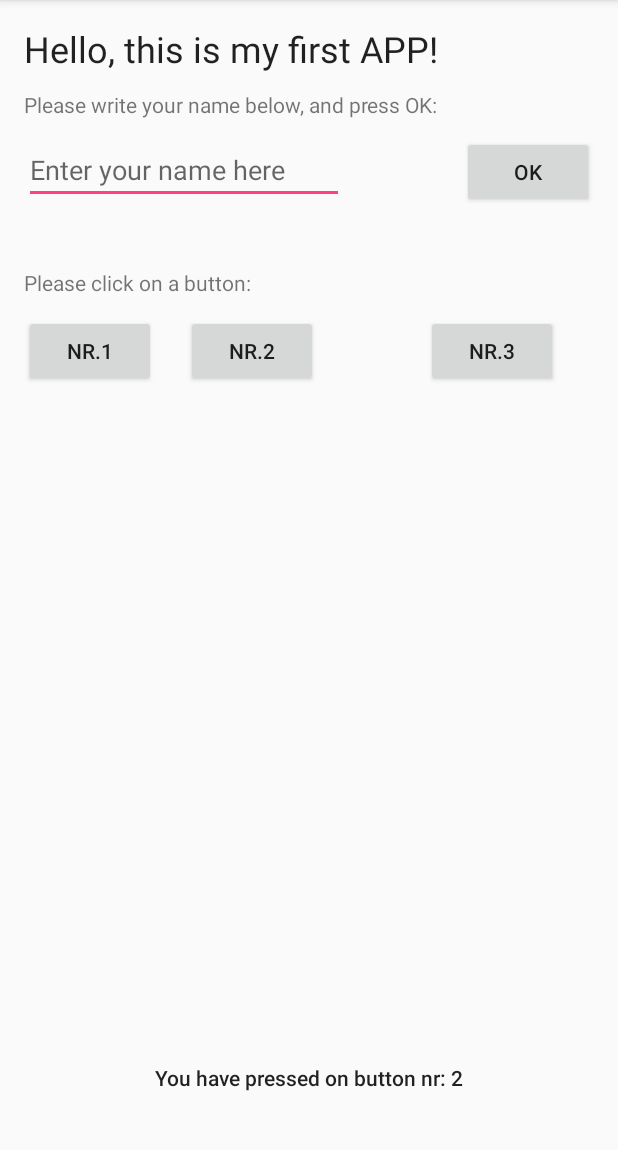
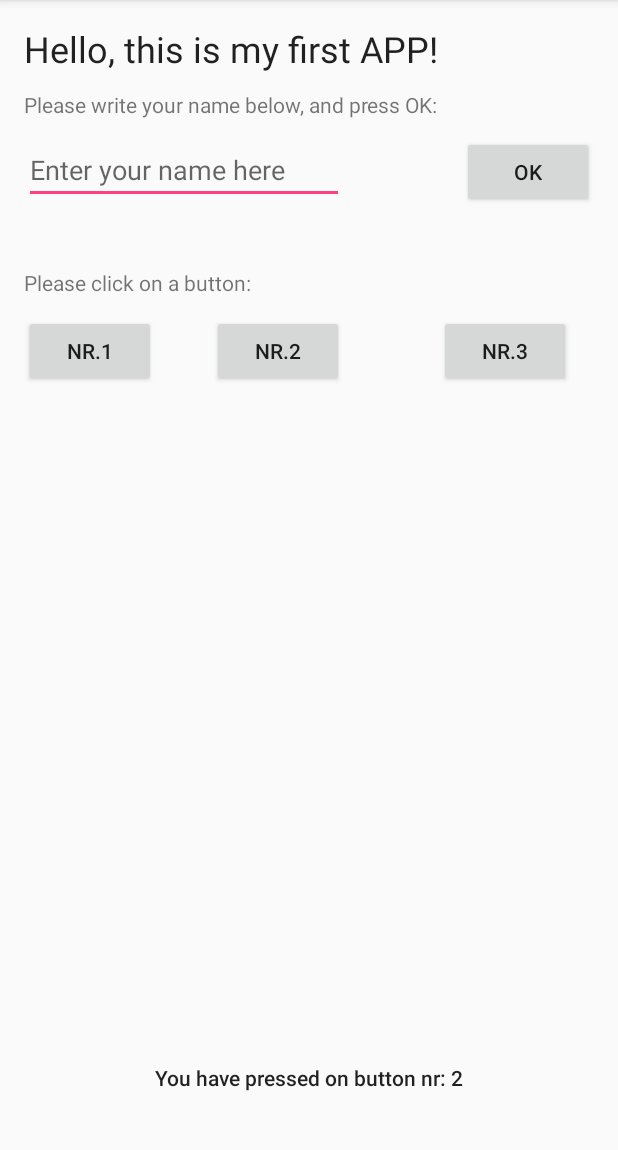
Before and after one commit to Vitali-p/MobileApp, an Android app: the screen it shows after launch (MainActivity), after a tap on "NR.2", on a phone screen of 412 x 824 dp, the part 84-1234 px from its top. Run offline under Robolectric (Android 15) with nearby library versions, the phone set to English and light mode, and no system bars; 1 other tap on this screen came first.

Commit message:
Redone code, added OK work well now!

```diff
--- a/AppNR1/app/src/main/java/vitali/appnr1/MainActivity.java
+++ b/AppNR1/app/src/main/java/vitali/appnr1/MainActivity.java
@@ -34,11 +34,11 @@ public class MainActivity extends AppCompatActivity implements View.OnClickListe
     public void onClick(View v) {
         //Get elements by ID, and use by the even. Write to a textfied by ID.
         TextView printToTextView = (TextView) findViewById(R.id.textToScreen);
-        EditText textName = (EditText) findViewById(R.id.editTextName);
-        String persName = textName.toString();
+        String persName = ((EditText) findViewById(R.id.editTextName)).getText().toString();
+       // String persName = textName.getText().toString();
 
         //Write out to terminal. The clicked name of the button.
-        System.out.println("A button " + ((Button)v).getText().toString() + " has been clicked..");
+        System.out.println("A button " + ((Button)v).getText().toString() + " has been clicked..\r\n");
 
         //Get elements by ID, and use them on a even.
         switch (v.getId()) {
@@ -59,18 +59,18 @@ public class MainActivity extends AppCompatActivity implements View.OnClickListe
             }
             case R.id.buttonOK: {
                 //Functionality of button OK
-                if(persName == null) {
-                    printToTextView.setText("Please write toy name!");
+                if(persName.equals(null) || persName.equals("")) {
+                    printToTextView.setText("Please write your name!");
                 }
-                else if (persName != null) {
-                    printToTextView.setText("Welcome " + persName);
+                else {
+                    printToTextView.setText("Welcome " + persName +"!");
                 }
             }
             default:
                 //Do nothing.
                 break;
         }
-
+/*
         //Another way to implemt on click, is by listeling for a button even.
         if (v == nr1) {
             //Functionality of button Nr.1
@@ -87,12 +87,13 @@ public class MainActivity extends AppCompatActivity implements View.OnClickListe
         else if (v == OK) {
             //Functionality of button OK
             if(persName == null) {
-                printToTextView.setText("Please write toy name!");
+                printToTextView.setText(Please write toy name!");
             }
-            else if (persName != null) {
+            else {
                 printToTextView.setText("Welcome " + persName);
             }
         }
+        */
 
     }
 }
--- a/AppNR1/app/src/main/res/layout/activity_main.xml
+++ b/AppNR1/app/src/main/res/layout/activity_main.xml
@@ -20,23 +20,20 @@
         android:id="@+id/textHeadnigMain" />
 
     <Button
-        android:text="Nr.2"
+        android:text="Nr.1"
         android:layout_width="wrap_content"
         android:layout_height="wrap_content"
-        android:id="@+id/button2"
-        android:layout_alignBaseline="@+id/button1"
-        android:layout_alignBottom="@+id/button1"
-        android:layout_toEndOf="@+id/button1"
-        android:layout_marginStart="20dp" />
+        android:layout_marginTop="161dp"
+        android:id="@+id/button1"
+        android:layout_below="@+id/textHeadnigMain"
+        android:layout_alignParentStart="true" />
 
     <Button
-        android:text="Nr.3"
+        android:text="OK"
         android:layout_width="wrap_content"
         android:layout_height="wrap_content"
-        android:layout_marginEnd="24dp"
-        android:id="@+id/button3"
-        android:layout_alignBaseline="@+id/button2"
-        android:layout_alignBottom="@+id/button2"
+        android:id="@+id/buttonOK"
+        android:layout_alignTop="@+id/editTextName"
         android:layout_alignParentEnd="true" />
 
     <EditText
@@ -47,32 +44,18 @@
         android:layout_marginTop="11dp"
         android:id="@+id/editTextName"
         android:hint="Enter your name here"
-        android:layout_below="@+id/textView2"
-        android:layout_alignStart="@+id/textView2" />
+        android:layout_below="@+id/textViewBelowHeading"
+        android:layout_alignStart="@+id/textViewBelowHeading" />
 
-    <Button
-        android:text="OK"
-        android:layout_width="wrap_content"
-        android:layout_height="wrap_content"
-        android:id="@+id/buttonOK"
-        android:layout_alignTop="@+id/editTextName"
-        android:layout_alignParentEnd="true" />
 
-    <Button
-        android:text="Nr.1"
-        android:layout_width="wrap_content"
-        android:layout_height="wrap_content"
-        android:layout_marginTop="161dp"
-        android:id="@+id/button1"
-        android:layout_below="@+id/textHeadnigMain"
-        android:layout_alignParentStart="true" />
+
 
     <TextView
         android:text="Please write your name below, and press OK:"
         android:layout_width="wrap_content"
         android:layout_height="wrap_content"
         android:layout_marginTop="11dp"
-        android:id="@+id/textView2"
+        android:id="@+id/textViewBelowHeading"
         android:layout_below="@+id/textHeadnigMain"
         android:layout_alignParentStart="true" />
 
@@ -80,7 +63,7 @@
         android:text="Please click on a button:"
         android:layout_width="wrap_content"
         android:layout_height="wrap_content"
-        android:id="@+id/textBelowHeading"
+        android:id="@+id/textViewButtons"
         android:layout_above="@+id/button2"
         android:layout_alignParentStart="true"
         android:layout_marginBottom="12dp" />
@@ -95,5 +78,24 @@
         android:layout_alignParentBottom="true"
         android:layout_centerHorizontal="true" />
 
+    <Button
+        android:text="Nr.2"
+        android:layout_width="wrap_content"
+        android:layout_height="wrap_content"
+        android:id="@+id/button2"
+        android:layout_alignBaseline="@+id/button1"
+        android:layout_alignBottom="@+id/button1"
+        android:layout_alignEnd="@+id/editTextName" />
+
+    <Button
+        android:text="Nr.3"
+        android:layout_width="wrap_content"
+        android:layout_height="wrap_content"
+        android:layout_marginEnd="15dp"
+        android:id="@+id/button3"
+        android:layout_alignBaseline="@+id/button2"
+        android:layout_alignBottom="@+id/button2"
+        android:layout_alignParentEnd="true" />
+
 
 </RelativeLayout>
```
